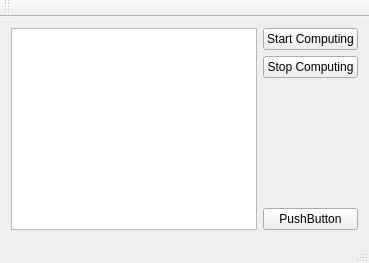
The window that Mainwindow.ui (Spleeen/GOF) describes before a commit, drawn with Qt 5.
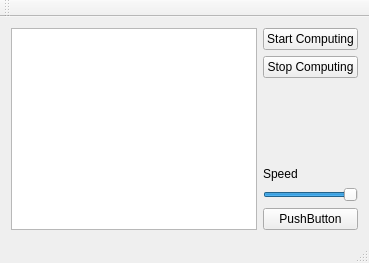
The same window after the commit.

Commit message: Slider de vitesse

```diff
--- a/Mainwindow.ui
+++ b/Mainwindow.ui
@@ -47,6 +47,23 @@
         </property>
        </spacer>
       </item>
+      <item>
+       <widget class="QLabel" name="label">
+        <property name="text">
+         <string>Speed</string>
+        </property>
+       </widget>
+      </item>
+      <item>
+       <widget class="QSlider" name="speedSlider">
+        <property name="value">
+         <number>99</number>
+        </property>
+        <property name="orientation">
+         <enum>Qt::Horizontal</enum>
+        </property>
+       </widget>
+      </item>
       <item>
        <widget class="QPushButton" name="pushButton_3">
         <property name="text">
```
The commit also changes 3 other files.
